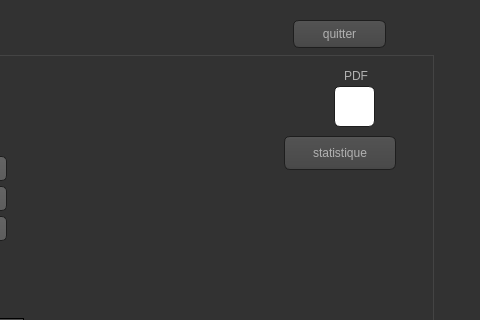
Qt form gestionanimateur/gestion_animateur.ui (dina-boughanmi/projet-C-) before a commit; both pictures show x 767 to 1247 and y 0 to 320 of the 1247 by 710 pixel window.
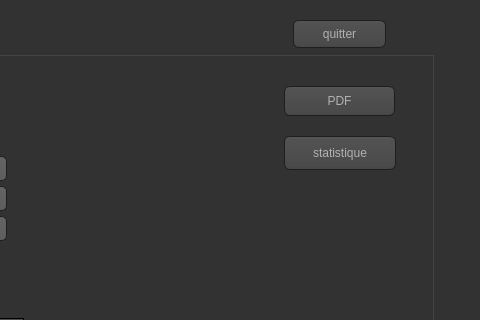
The same form after that commit. The open tabs and pages were chosen to show the change. Icons and pictures are not drawn.

Patch:
```diff
--- a/gestionanimateur/gestion_animateur.ui
+++ b/gestionanimateur/gestion_animateur.ui
@@ -1200,31 +1200,14 @@
      <widget class="QPushButton" name="pdf">
       <property name="geometry">
        <rect>
-        <x>1090</x>
+        <x>1040</x>
         <y>30</y>
-        <width>41</width>
-        <height>41</height>
+        <width>111</width>
+        <height>30</height>
        </rect>
       </property>
       <property name="styleSheet">
-       <string notr="true">background-color: rgb(255, 255, 255);</string>
-      </property>
-      <property name="text">
-       <string/>
-      </property>
-      <property name="icon">
-       <iconset>
-        <normaloff>../vecteezy_download-pdf-icon-template-black-color-editable-download_6692987.jpg</normaloff>../vecteezy_download-pdf-icon-template-black-color-editable-download_6692987.jpg</iconset>
-      </property>
-     </widget>
-     <widget class="QLabel" name="label_5">
-      <property name="geometry">
-       <rect>
-        <x>1100</x>
-        <y>10</y>
-        <width>31</width>
-        <height>20</height>
-       </rect>
+       <string notr="true"/>
       </property>
       <property name="text">
        <string>PDF</string>
```
Left out of the diff: 22 changed lines with no effect on the pictures.
